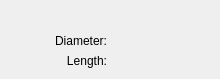
Old version of the form qcontrol/dialogs/tool_dialog.ui in the repository KurtJacobson/qcontrol.
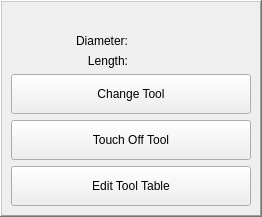
New version of the form. Custom widgets are drawn as their Qt base class.

Commit message: add tool table

Patch:
```diff
--- a/qcontrol/dialogs/tool_dialog.ui
+++ b/qcontrol/dialogs/tool_dialog.ui
@@ -6,13 +6,39 @@
    <rect>
     <x>0</x>
     <y>0</y>
-    <width>220</width>
-    <height>78</height>
+    <width>262</width>
+    <height>217</height>
    </rect>
   </property>
   <property name="windowTitle">
    <string>Dialog</string>
   </property>
+  <layout class="QVBoxLayout" name="verticalLayout_2">
+   <property name="spacing">
+    <number>0</number>
+   </property>
+   <property name="leftMargin">
+    <number>0</number>
+   </property>
+   <property name="topMargin">
+    <number>0</number>
+   </property>
+   <property name="rightMargin">
+    <number>0</number>
+   </property>
+   <property name="bottomMargin">
+    <number>0</number>
+   </property>
+   <item>
+    <widget class="QFrame" name="frame">
+     <property name="frameShape">
+      <enum>QFrame::WinPanel</enum>
+     </property>
+     <property name="frameShadow">
+      <enum>QFrame::Raised</enum>
+     </property>
+     <layout class="QVBoxLayout" name="verticalLayout_3">
+      <item>
   <layout class="QGridLayout" name="gridLayout">
    <item row="0" column="0" colspan="2">
     <widget class="StatusLabel" name="statuslabel">
@@ -65,8 +91,73 @@
     </widget>
    </item>
   </layout>
+      </item>
+      <item>
+       <layout class="QVBoxLayout" name="verticalLayout">
+        <item>
+         <widget class="DialogButton" name="dialogbutton_2">
+          <property name="sizePolicy">
+           <sizepolicy hsizetype="Minimum" vsizetype="MinimumExpanding">
+            <horstretch>0</horstretch>
+            <verstretch>0</verstretch>
+           </sizepolicy>
+          </property>
+          <property name="focusPolicy">
+           <enum>Qt::NoFocus</enum>
+          </property>
+          <property name="text">
+           <string>Change Tool</string>
+          </property>
+         </widget>
+        </item>
+        <item>
+         <widget class="DialogButton" name="dialogbutton_3">
+          <property name="sizePolicy">
+           <sizepolicy hsizetype="Minimum" vsizetype="MinimumExpanding">
+            <horstretch>0</horstretch>
+            <verstretch>0</verstretch>
+           </sizepolicy>
+          </property>
+          <property name="focusPolicy">
+           <enum>Qt::NoFocus</enum>
+          </property>
+          <property name="text">
+           <string>Touch Off Tool</string>
+          </property>
+         </widget>
+        </item>
+        <item>
+         <widget class="DialogButton" name="dialogbutton">
+          <property name="sizePolicy">
+           <sizepolicy hsizetype="Minimum" vsizetype="MinimumExpanding">
+            <horstretch>0</horstretch>
+            <verstretch>0</verstretch>
+           </sizepolicy>
+          </property>
+          <property name="focusPolicy">
+           <enum>Qt::NoFocus</enum>
+          </property>
+          <property name="text">
+           <string>Edit Tool Table</string>
+          </property>
+          <property name="dialogName" stdset="0">
+           <string>tool_table</string>
+          </property>
+         </widget>
+        </item>
+       </layout>
+      </item>
+     </layout>
+    </widget>
+   </item>
+  </layout>
  </widget>
  <customwidgets>
+  <customwidget>
+   <class>DialogButton</class>
+   <extends>QPushButton</extends>
+   <header>qtpyvcp.widgets.button_widgets.dialog_button</header>
+  </customwidget>
   <customwidget>
    <class>StatusLabel</class>
    <extends>QLabel</extends>
```
Left out of the diff: 14 changed lines with no effect on the pictures. Lines whose indentation alone changed are shown as unchanged. The commit also changes 2 other files.
